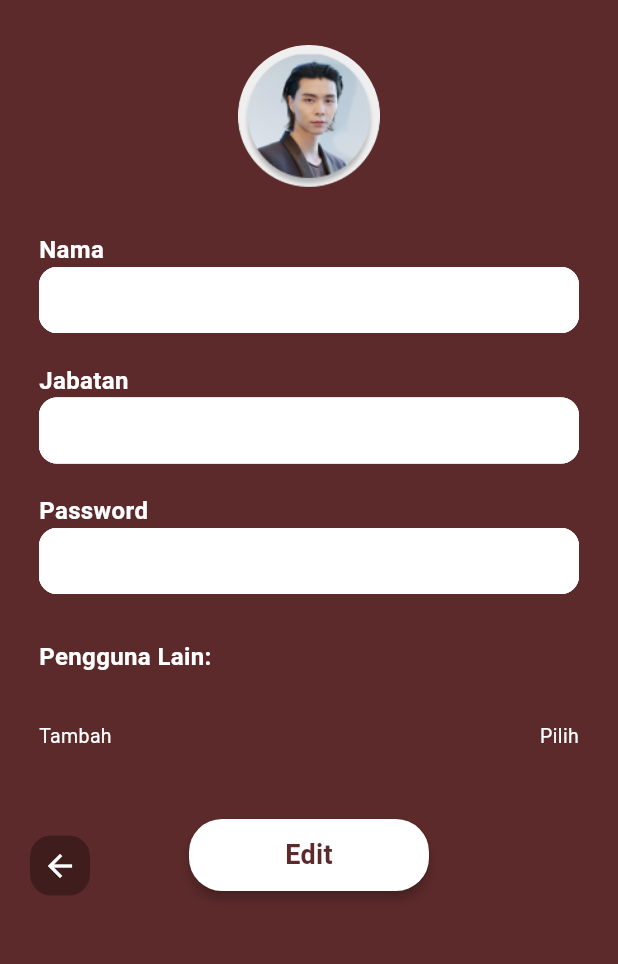
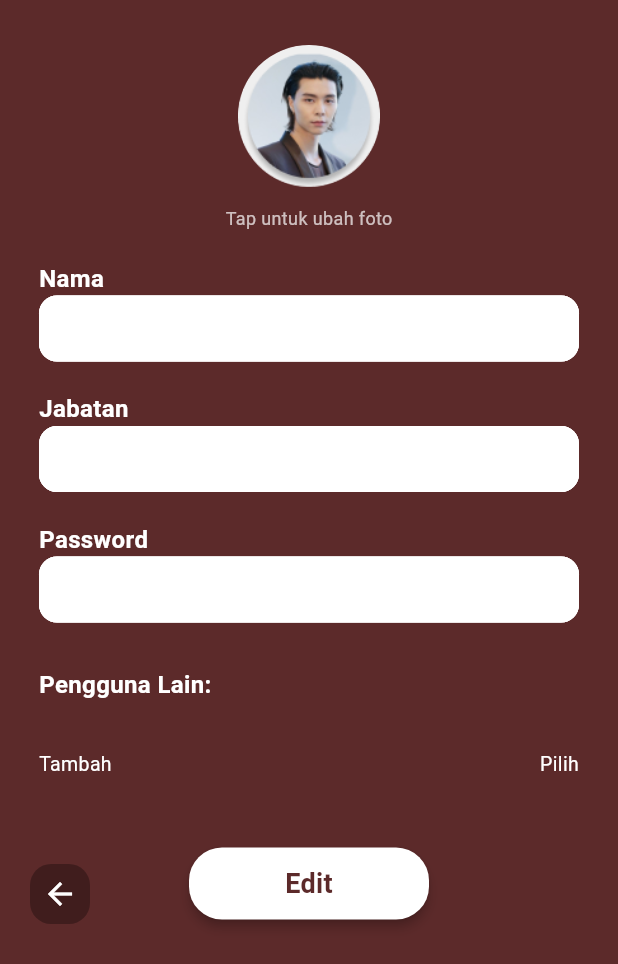
Before and after one commit to zainalsalamun/coffee_mobile_apps, a Flutter app: the EditProfilePage screen opened by its route, on a phone screen of 412 x 824 dp. Shown: the top 964 px of the screen. Run offline on Flutter 3.47's test engine with Material 3 defaults, Android fonts, the phone set to English and light mode, and no system bars; our stand-ins replace hive, hive_flutter, image_picker; accounts and stored records are empty; Roboto replaces fonts that are missing (Georgia).

Commit message:
update : edit profile

```diff
--- a/lib/modules/profile/edit_profile_page.dart
+++ b/lib/modules/profile/edit_profile_page.dart
@@ -1,4 +1,7 @@
+import 'dart:io';
+
 import 'package:flutter/material.dart';
+import 'package:image_picker/image_picker.dart';
 import '../../models/user.dart';
 import '../../services/auth_services.dart';
 
@@ -42,6 +45,22 @@ class _EditProfilePageState extends State<EditProfilePage> {
     _loadUser();
   }
 
+  // Future<void> _loadUser() async {
+  //   final user = await _auth.getLoggedInUser();
+  //   final allUsers = await _auth.getAllUsers();
+
+  //   if (user == null) return;
+
+  //   setState(() {
+  //     currentUser = user;
+
+  //     nameC = TextEditingController(text: user.username);
+  //     roleC = TextEditingController(text: user.role);
+  //     passC = TextEditingController(text: user.password);
+
+  //     otherUsers = allUsers.where((u) => u.id != user.id).toList();
+  //   });
+  // }
   Future<void> _loadUser() async {
     final user = await _auth.getLoggedInUser();
     final allUsers = await _auth.getAllUsers();
@@ -55,6 +74,8 @@ class _EditProfilePageState extends State<EditProfilePage> {
       roleC = TextEditingController(text: user.role);
       passC = TextEditingController(text: user.password);
 
+      avatarPath = user.avatarPath; // ⬅️ TAMBAH INI
+
       otherUsers = allUsers.where((u) => u.id != user.id).toList();
     });
   }
@@ -67,6 +88,7 @@ class _EditProfilePageState extends State<EditProfilePage> {
       nameC.text.trim(),
       passC.text.trim(),
       roleC.text.trim(),
+      newAvatarPath: avatarPath,
     );
 
     ScaffoldMessenger.of(
@@ -97,6 +119,7 @@ class _EditProfilePageState extends State<EditProfilePage> {
       addNameC.text.trim(),
       addPassC.text.trim(),
       addRoleC.text.trim(),
+      newAvatarPath: avatarPath,
     );
 
     setState(() => mode = ProfileMode.normal);
@@ -294,20 +317,62 @@ class _EditProfilePageState extends State<EditProfilePage> {
     );
   }
 
+  // Widget _buildAvatar({bool addMode = false}) {
+  //   return Center(
+  //     child: Column(
+  //       children: [
+  //         ClipRRect(
+  //           borderRadius: BorderRadius.circular(60),
+  //           child: Image.asset(
+  //             "assets/images/user.png",
+  //             width: 95,
+  //             height: 95,
+  //             fit: BoxFit.cover,
+  //           ),
+  //         ),
+  //         const SizedBox(height: 30),
+  //       ],
+  //     ),
+  //   );
+  // }
   Widget _buildAvatar({bool addMode = false}) {
     return Center(
       child: Column(
         children: [
-          ClipRRect(
-            borderRadius: BorderRadius.circular(60),
-            child: Image.asset(
-              "assets/images/user.png",
-              width: 95,
-              height: 95,
-              fit: BoxFit.cover,
+          GestureDetector(
+            onTap: () async {
+              if (!addMode) await _pickAvatar();
+            },
+            child: ClipRRect(
+              borderRadius: BorderRadius.circular(60),
+              child:
+                  avatarPath != null
+                      ? Image.file(
+                        File(avatarPath!),
+                        width: 95,
+                        height: 95,
+                        fit: BoxFit.cover,
+                      )
+                      : Image.asset(
+                        "assets/images/user.png",
+                        width: 95,
+                        height: 95,
+                        fit: BoxFit.cover,
+                      ),
             ),
           ),
-          const SizedBox(height: 30),
+          const SizedBox(height: 12),
+
+          if (!addMode)
+            const Text(
+              "Tap untuk ubah foto",
+              style: TextStyle(
+                color: Colors.white70,
+                fontSize: 12,
+                fontFamily: 'Georgia',
+              ),
+            ),
+          const SizedBox(height: 20),
         ],
       ),
     );
@@ -550,4 +615,17 @@ class _EditProfilePageState extends State<EditProfilePage> {
       ),
     );
   }
+
+  String? avatarPath;
+
+  Future<void> _pickAvatar() async {
+    final picker = ImagePicker();
+    final picked = await picker.pickImage(source: ImageSource.gallery);
+
+    if (picked != null) {
+      setState(() {
+        avatarPath = picked.path;
+      });
+    }
+  }
 }
```
